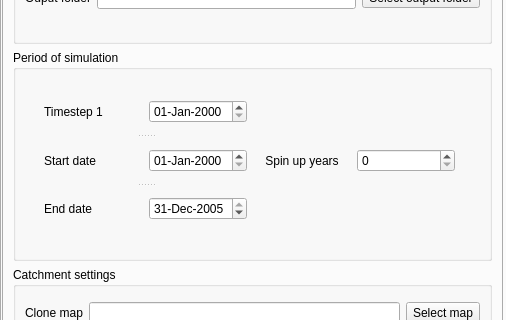
The window that ui/SPHY_plugin_dialog_base.ui (FutureWater/SphyPlugin) describes before a commit, drawn with Qt 5; both pictures show x 0 to 506 and y 278 to 598 of the 506 by 762 pixel window.
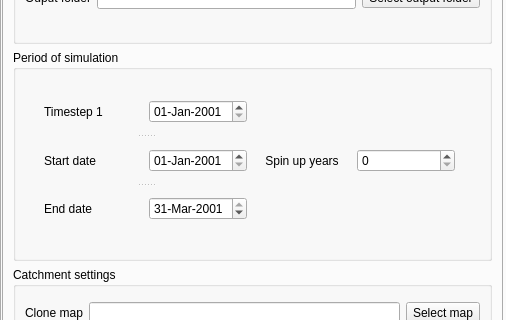
The same window after the commit. The open tabs and pages were chosen to show the change. Icons and pictures are not drawn.

```diff
--- a/ui/SPHY_plugin_dialog_base.ui
+++ b/ui/SPHY_plugin_dialog_base.ui
@@ -1586,6 +1586,16 @@
                </item>
                <item>
                 <widget class="QDateEdit" name="timestep1DateEdit_m">
+                 <property name="dateTime">
+                  <datetime>
+                   <hour>0</hour>
+                   <minute>0</minute>
+                   <second>0</second>
+                   <year>2001</year>
+                   <month>1</month>
+                   <day>1</day>
+                  </datetime>
+                 </property>
                  <property name="displayFormat">
                   <string>dd-MMM-yyyy</string>
                  </property>
@@ -1607,6 +1617,16 @@
                </item>
                <item>
                 <widget class="QDateEdit" name="startDateEdit_m">
+                 <property name="dateTime">
+                  <datetime>
+                   <hour>0</hour>
+                   <minute>0</minute>
+                   <second>0</second>
+                   <year>2001</year>
+                   <month>1</month>
+                   <day>1</day>
+                  </datetime>
+                 </property>
                  <property name="displayFormat">
                   <string>dd-MMM-yyyy</string>
                  </property>
@@ -1628,13 +1648,23 @@
                </item>
                <item>
                 <widget class="QDateEdit" name="endDateEdit_m">
+                 <property name="dateTime">
+                  <datetime>
+                   <hour>0</hour>
+                   <minute>0</minute>
+                   <second>0</second>
+                   <year>2001</year>
+                   <month>3</month>
+                   <day>31</day>
+                  </datetime>
+                 </property>
                  <property name="displayFormat">
                   <string>dd-MMM-yyyy</string>
                  </property>
                  <property name="date">
                   <date>
-                   <year>2005</year>
-                   <month>12</month>
+                   <year>2001</year>
+                   <month>3</month>
                    <day>31</day>
                   </date>
                  </property>
```
Left out of the diff: 30 changed lines with no effect on the pictures.
